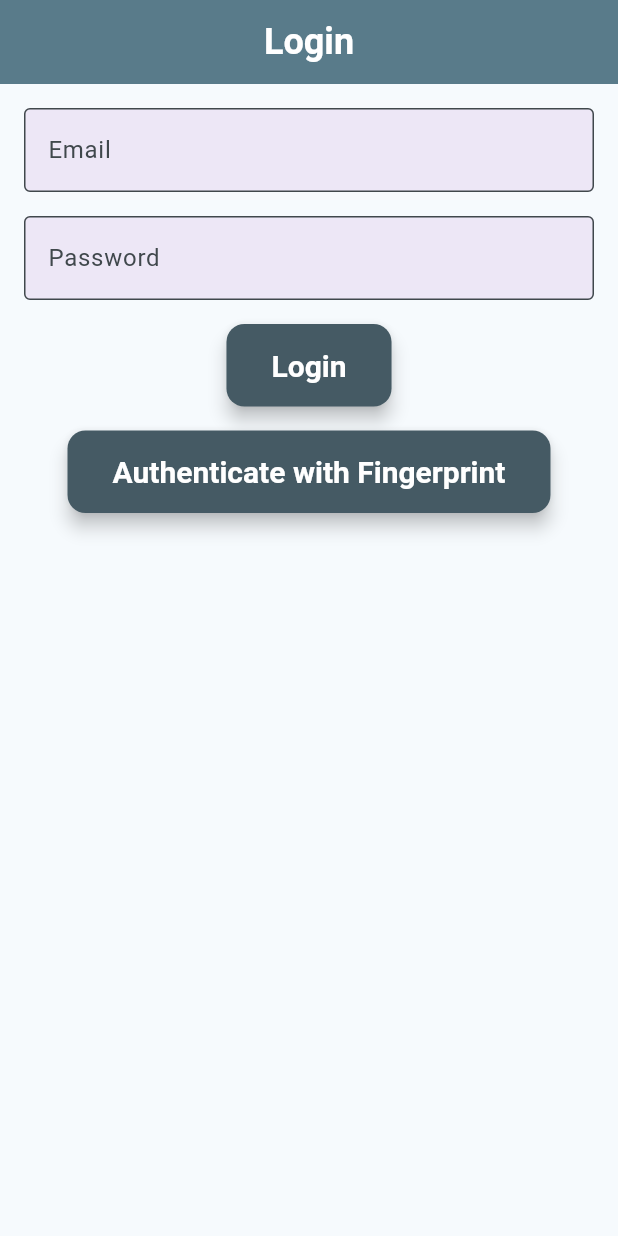
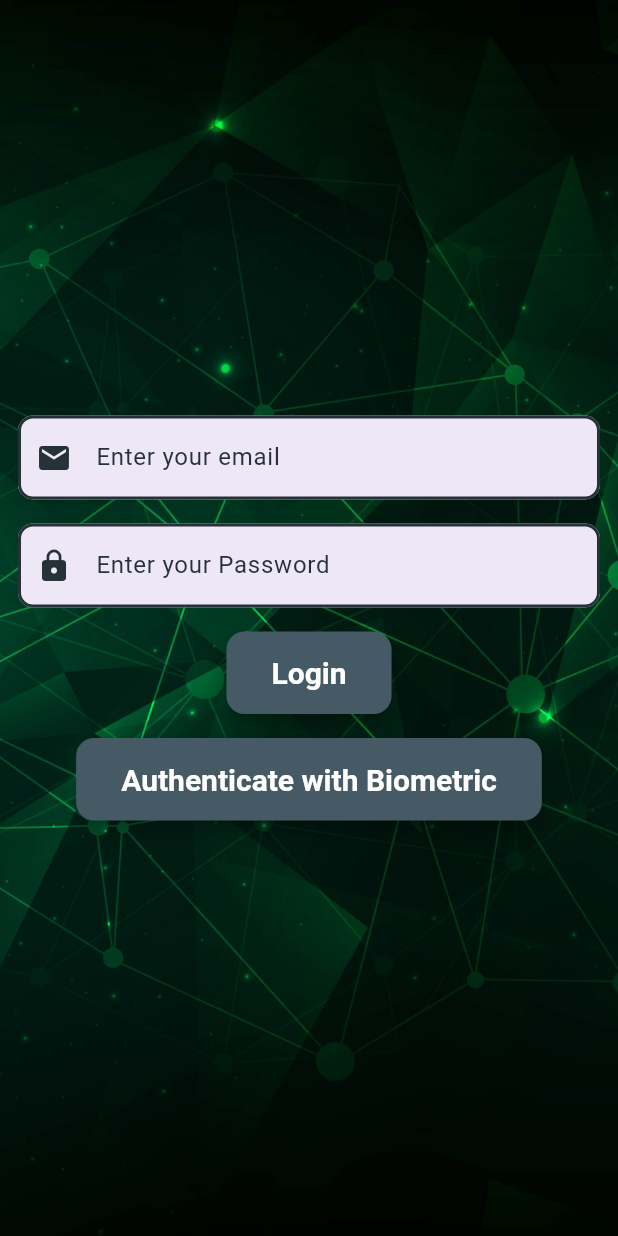
Before and after one commit to MasumBillah00/Fitness-Tracker, a Flutter app: the screen it shows after launch, on a phone screen of 412 x 824 dp. Run offline on Flutter 3.47's test engine with Material 3 defaults, Android fonts, the phone set to English and light mode, and no system bars; our stand-ins replace bloc, equatable, fl_chart, flutter_bloc, local_auth, sqflite; accounts and stored records are empty.

```diff
--- a/lib/bloc/registration/registration_bloc.dart
+++ b/lib/bloc/registration/registration_bloc.dart
@@ -1,3 +1,4 @@
+
 import 'package:flutter_bloc/flutter_bloc.dart';
 import '../../database/login_database.dart';
 import 'registration_event.dart';
--- a/lib/login/loginpage.dart
+++ b/lib/login/loginpage.dart
@@ -33,7 +33,7 @@ class _LoginPageState extends State<LoginPage> {
       final isAvailable = await _localAuth.canCheckBiometrics;
       if (!isAvailable) {
         ScaffoldMessenger.of(context).showSnackBar(
-          SnackBar(content: Text('Biometric authentication not available.')),
+          const SnackBar(content: Text('Biometric authentication not available.')),
         );
       }
     } catch (e) {
@@ -55,15 +55,17 @@ class _LoginPageState extends State<LoginPage> {
           email: _emailController.text,
           password: _passwordController.text,
         ));
+        Navigator.of(context).pushNamedAndRemoveUntil('/home', (route) => false);
+        _startLogoutTimer();  // Start logout timer on successful login
       } else {
         ScaffoldMessenger.of(context).showSnackBar(
-          SnackBar(content: Text('Authentication failed')),
+          const SnackBar(content: Text('Authentication failed')),
         );
       }
     } on PlatformException catch (e) {
       print(e);
       ScaffoldMessenger.of(context).showSnackBar(
-        SnackBar(content: Text('Authentication error occurred')),
+        const SnackBar(content: Text('Authentication error occurred')),
       );
     }
   }
@@ -79,15 +81,13 @@ class _LoginPageState extends State<LoginPage> {
   @override
   Widget build(BuildContext context) {
     return Scaffold(
-      appBar: AppBar(
-        title: Text('Login'),
-      ),
-      body: Padding(
-        padding: const EdgeInsets.all(16.0),
-        child: BlocListener<AuthBloc, AuthState>(
+      // appBar: AppBar(
+      //   title: const Text('Login'),
+      // ),
+      body: BlocListener<AuthBloc, AuthState>(
         listener: (context, state) {
           if (state is LoggedInState) {
-              Navigator.of(context).pushReplacementNamed('/home');
+            Navigator.of(context).pushNamedAndRemoveUntil('/home', (route) => false);
             _startLogoutTimer();  // Start logout timer on successful login
           } else if (state is LoginFailedState) {
             ScaffoldMessenger.of(context).showSnackBar(
@@ -95,18 +95,37 @@ class _LoginPageState extends State<LoginPage> {
             );
           }
         },
+        child: Container(
+          decoration: const BoxDecoration(
+          image: DecorationImage(
+            image: AssetImage('assets/images/background1.jpg'),
+            fit: BoxFit.cover,
+          ),
+        ),
           child: Form(
             key: _formKey,
+            child: Padding(
+              padding: const EdgeInsets.all(12.0),
               child: Column(
-              crossAxisAlignment: CrossAxisAlignment.start,
+                crossAxisAlignment: CrossAxisAlignment.center,
+                mainAxisAlignment: MainAxisAlignment.center,
                 children: [
                   TextFormField(
                     controller: _emailController,
                 decoration: InputDecoration(
                           hintText: 'Enter your email',
-                    labelText: 'Email',
-                    border: OutlineInputBorder(),
+                          prefixIcon: Icon(Icons.email, color: Colors.blueGrey.shade900),
+                          hintStyle: TextStyle(color: Colors.blueGrey.shade900),
+                          enabledBorder: OutlineInputBorder(
+                            borderSide: BorderSide(color: Colors.blueGrey.shade900, width: 2.0),
+                            borderRadius: const BorderRadius.all(Radius.circular(10.0)),
                           ),
+                          focusedBorder: OutlineInputBorder(
+                            borderSide: BorderSide(color: Colors.blueGrey.shade900, width: 3.0),
+                          ),
+                        ),
+                      //   style: TextStyle(color: Colors.blueGrey.shade900),
+                      // ),
                    keyboardType: TextInputType.emailAddress,
                     validator: (value) {
                       if (value == null || value.isEmpty) {
@@ -118,13 +137,20 @@ class _LoginPageState extends State<LoginPage> {
                       return null;
                     },
                   ),
-                SizedBox(height: 16.0),
+                  const SizedBox(height: 16.0),
                   TextFormField(
                     controller: _passwordController,
                     decoration: InputDecoration(
-                    hintText: 'Enter your password',
-                    labelText: 'Password',
-                    border: OutlineInputBorder(),
+                      hintText: 'Enter your Password',
+                      prefixIcon: Icon(Icons.lock, color: Colors.blueGrey.shade900),
+                      hintStyle: TextStyle(color: Colors.blueGrey.shade900),
+                      enabledBorder: OutlineInputBorder(
+                        borderSide: BorderSide(color: Colors.blueGrey.shade900, width: 2.0),
+                        borderRadius: const BorderRadius.all(Radius.circular(10.0)),
+                      ),
+                      focusedBorder: OutlineInputBorder(
+                        borderSide: BorderSide(color: Colors.blueGrey.shade900, width: 3.0),
+                      ),
                     ),
                     obscureText: true,
                     validator: (value) {
@@ -137,7 +163,7 @@ class _LoginPageState extends State<LoginPage> {
                       return null;
                     },
                   ),
-                SizedBox(height: 16.0),
+                  const SizedBox(height: 16.0),
                   Center(
                     child: ElevatedButton(
                       onPressed: () {
@@ -148,17 +174,18 @@ class _LoginPageState extends State<LoginPage> {
                           ));
                         }
                       },
-                    child: Text('Login'),
+                      child: const Text('Login'),
                     ),
                   ),
-                SizedBox(height: 16.0),
+                  const SizedBox(height: 16.0),
                   Center(
                     child: ElevatedButton(
                       onPressed: _authenticate,
-                    child: Text('Authenticate with Fingerprint'),
+                      child: const Text('Authenticate with Biometric'),
                     ),
                   ),
                 ],
+              ),
             ),
           ),
         ),
@@ -168,9 +195,9 @@ class _LoginPageState extends State<LoginPage> {
 
   void _startLogoutTimer() {
     _logoutTimer?.cancel();
-    _logoutTimer = Timer(Duration(seconds: 10), () {
+    _logoutTimer = Timer(const Duration(seconds: 10), () {
       context.read<AuthBloc>().add(LogoutEvent());
-      Navigator.of(context).pushReplacementNamed('/login');
+      Navigator.of(context).pushNamedAndRemoveUntil('/login', (route) => false);
     });
   }
 }
--- a/lib/main.dart
+++ b/lib/main.dart
@@ -12,16 +12,18 @@ import 'bloc/registration/registration_bloc.dart';
 import 'bloc/workout_bloc.dart';
 import 'bloc/workout_event.dart';
 import 'database/login_database.dart';
+import 'login/loginpage.dart';
 import 'myapproot.dart';
 
-void main() async {
+void main()  {
+  //async
   // WidgetsFlutterBinding.ensureInitialized();
   //
   // final dbHelper = LoginDatabaseHelper.instance;
-  // final existingUser = await dbHelper.getUser('m@gmail.com', '12345');
+  // final existingUser = await dbHelper.getUser('m@gmail.com', '123456');
   //
   // if (existingUser == null) {
-  //   await dbHelper.insertUser('m@gmail.com', '12345');
+  //   await dbHelper.insertUser('m@gmail.com', '123456');
   // }
 
   runApp(const MyApp());
@@ -58,6 +60,13 @@ class MyApp extends StatelessWidget {
           title: 'Fitness Tracker App',
           theme: AppTheme.lightTheme,
           home: AuthWrapper(),
+
+              routes: {
+                '/login': (context) => LoginPage(),
+                '/home': (context) => HomeScreen(), // Define your home page here
+              },
+
+
         ),
       ),
     );
```
Also changed, not shown: lib/bloc/login/login_bloc.dart (+70 -31 lines), lib/database.dart (+56 -0 lines), lib/database/login_database.dart (+243 -59 lines), lib/view/login/registration/registration.dart (line endings or trailing spaces), 1 other file. Lines whose indentation alone changed are shown as unchanged.
